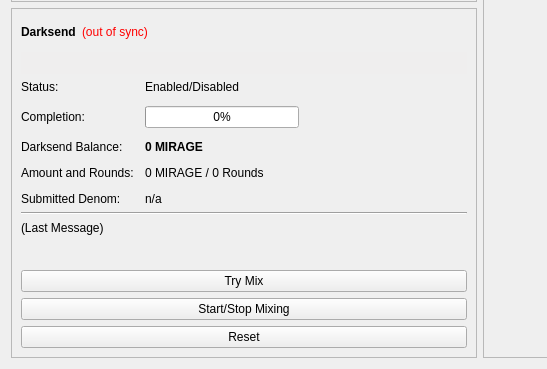
Before: the Qt Designer form src/qt/forms/overviewpage.ui in ruvex/mirage, drawn with Qt 5; both pictures show x 0 to 547 and y 240 to 609 of the 960 by 609 pixel window.
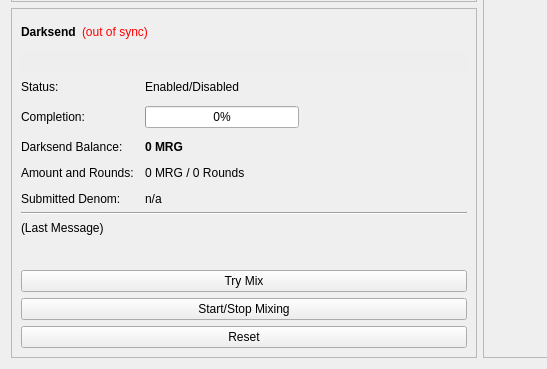
After: the same form once the commit is applied.

```diff
--- a/src/qt/forms/overviewpage.ui
+++ b/src/qt/forms/overviewpage.ui
@@ -1007,7 +1007,7 @@
                </font>
               </property>
               <property name="text">
-               <string notr="true">0 MIRAGE</string>
+               <string notr="true">0 MRG</string>
               </property>
              </widget>
             </item>
@@ -1021,7 +1021,7 @@
             <item row="4" column="1">
              <widget class="QLabel" name="labelAmountRounds">
               <property name="text">
-               <string>0 MIRAGE / 0 Rounds</string>
+               <string>0 MRG / 0 Rounds</string>
               </property>
              </widget>
             </item>
```
